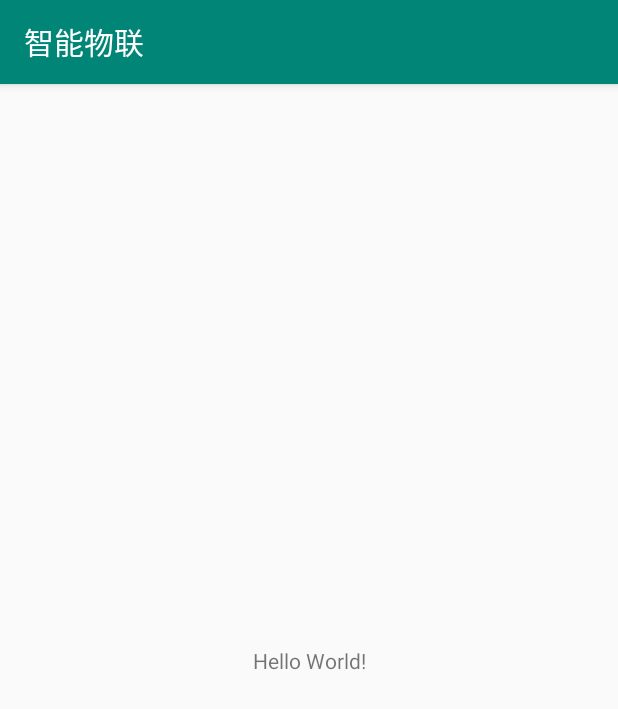
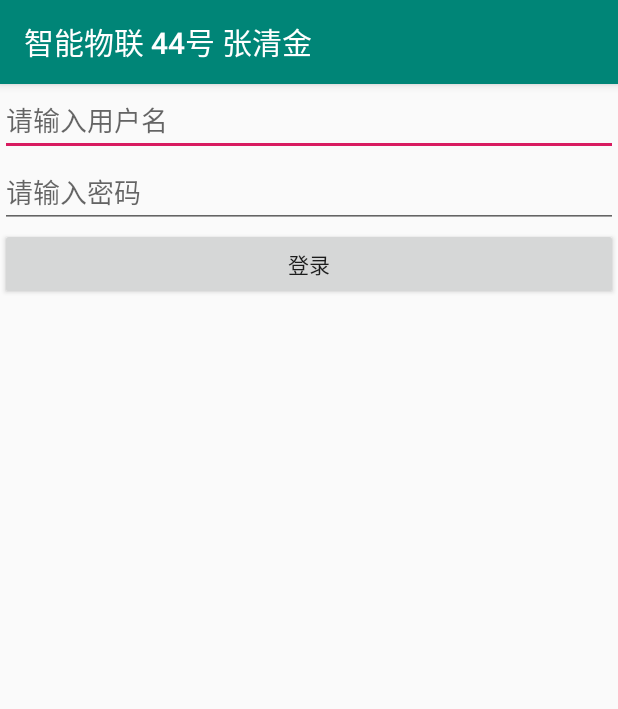
Before and after one commit to zhangqingjin/hiot_clout, an Android app: the screen it shows after launch (MainActivity before the commit, TestMVPActivity after it), on a phone screen of 412 x 824 dp. Shown: the top 709 px of the screen. Run offline under Robolectric (Android 15) with nearby library versions, the phone set to English and light mode, and no system bars.

Commit message:
第二次提交mvp简单架构

```diff
--- a/app/src/main/AndroidManifest.xml
+++ b/app/src/main/AndroidManifest.xml
@@ -9,13 +9,16 @@
         android:roundIcon="@mipmap/hiotapp"
         android:supportsRtl="true"
         android:theme="@style/AppTheme">
-        <activity android:name=".MainActivity">
+        <activity android:name=".test.mvptest.TestMVPActivity">
             <intent-filter>
                 <action android:name="android.intent.action.MAIN" />
 
                 <category android:name="android.intent.category.LAUNCHER" />
             </intent-filter>
         </activity>
+        <activity android:name=".MainActivity">
+
+        </activity>
     </application>
 
 </manifest>
--- /dev/null
+++ b/app/src/main/java/com/example/hiot_clout/test/mvptest/TestMVPActivity.java
@@ -0,0 +1,41 @@
+package com.example.hiot_clout.test.mvptest;
+
+import androidx.appcompat.app.AppCompatActivity;
+
+import android.os.Bundle;
+import android.os.UserHandle;
+import android.view.View;
+import android.widget.Button;
+import android.widget.EditText;
+import android.widget.Toast;
+
+import com.example.hiot_clout.R;
+import com.example.hiot_clout.test.mvptest.model.User;
+
+public class TestMVPActivity extends AppCompatActivity implements TestView{
+
+    @Override
+    protected void onCreate(Bundle savedInstanceState) {
+        super.onCreate(savedInstanceState);
+        setContentView(R.layout.activity_test_mvp);
+        final EditText etName = findViewById(R.id.et_name);
+        final EditText etPassword = findViewById(R.id.et_password);
+        Button btLogin = findViewById(R.id.bt_login);
+        final User user = new User();
+        final TestPresenter presenter = new TestPresenter(this);
+        btLogin.setOnClickListener(new View.OnClickListener() {
+            @Override
+            public void onClick(View v) {
+                //如果是mvc的做法是在这里做身份校验
+                user.setName(etName.getText().toString());
+                user.setPassword(etPassword.getText().toString());
+                presenter.login(user);
+            }
+        });
+    }
+
+    @Override
+    public void showMessage(String msg) {
+        Toast.makeText(this, msg, Toast.LENGTH_SHORT).show();
+    }
+}
--- /dev/null
+++ b/app/src/main/java/com/example/hiot_clout/test/mvptest/TestPresenter.java
@@ -0,0 +1,22 @@
+package com.example.hiot_clout.test.mvptest;
+
+import com.example.hiot_clout.test.mvptest.model.User;
+
+public class TestPresenter {
+
+    private TestView view;
+
+    public TestPresenter(TestView view){
+        this.view = view;
+
+    }
+
+    public void login(User user) {
+        if("zhang".equals(user.getUserName()) && "123".equals(user.getPassword())){
+            view.showMessage("登录成功");
+        }else{
+            view.showMessage("登录失败");
+        }
+
+    }
+}
--- /dev/null
+++ b/app/src/main/java/com/example/hiot_clout/test/mvptest/TestView.java
@@ -0,0 +1,5 @@
+package com.example.hiot_clout.test.mvptest;
+
+public interface TestView {
+    void showMessage(String msg);
+}
--- /dev/null
+++ b/app/src/main/java/com/example/hiot_clout/test/mvptest/model/User.java
@@ -0,0 +1,21 @@
+package com.example.hiot_clout.test.mvptest.model;
+
+import java.io.Serializable;
+
+public class User implements Serializable {
+    private String Name;
+    private String Password;
+
+    public String getUserName(){
+        return Name;
+    }
+    public void setName(String Name){
+        this.Name = Name;
+    }
+    public String getPassword(){
+        return Password;
+    }
+    public void setPassword(String Password){
+        this.Password = Password;
+    }
+}
--- /dev/null
+++ b/app/src/main/res/layout/activity_test_mvp.xml
@@ -0,0 +1,27 @@
+<?xml version="1.0" encoding="utf-8"?>
+<LinearLayout xmlns:android="http://schemas.android.com/apk/res/android"
+    xmlns:tools="http://schemas.android.com/tools"
+    android:layout_width="match_parent"
+    android:layout_height="match_parent"
+    tools:context=".test.mvptest.TestMVPActivity"
+    android:orientation="vertical">
+
+    <EditText
+        android:id="@+id/et_name"
+        android:layout_width="match_parent"
+        android:layout_height="wrap_content"
+        android:hint="请输入用户名" />
+
+    <EditText
+        android:id="@+id/et_password"
+        android:layout_width="match_parent"
+        android:layout_height="wrap_content"
+        android:hint="请输入密码" />
+
+    <Button
+        android:id="@+id/bt_login"
+        android:layout_width="match_parent"
+        android:layout_height="wrap_content"
+        android:text="登录" />
+
+</LinearLayout>
--- a/app/src/main/res/values/strings.xml
+++ b/app/src/main/res/values/strings.xml
@@ -1,3 +1,3 @@
 <resources>
-    <string name="app_name">智能物联</string>
+    <string name="app_name">智能物联 44号 张清金</string>
 </resources>
```
